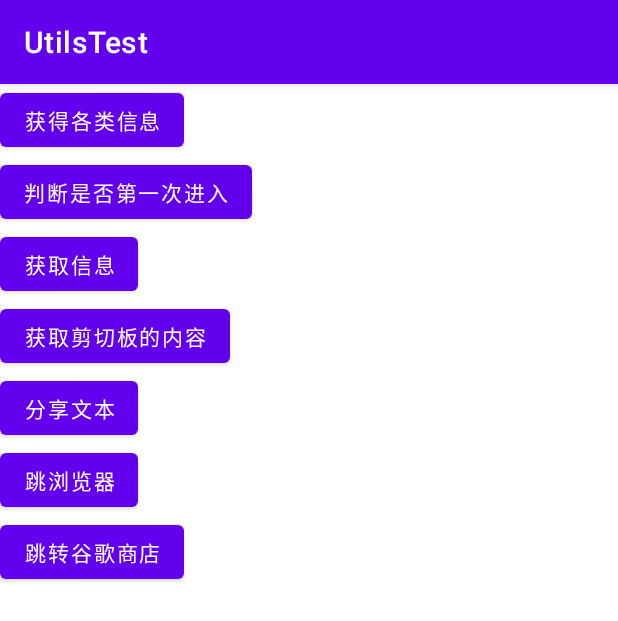
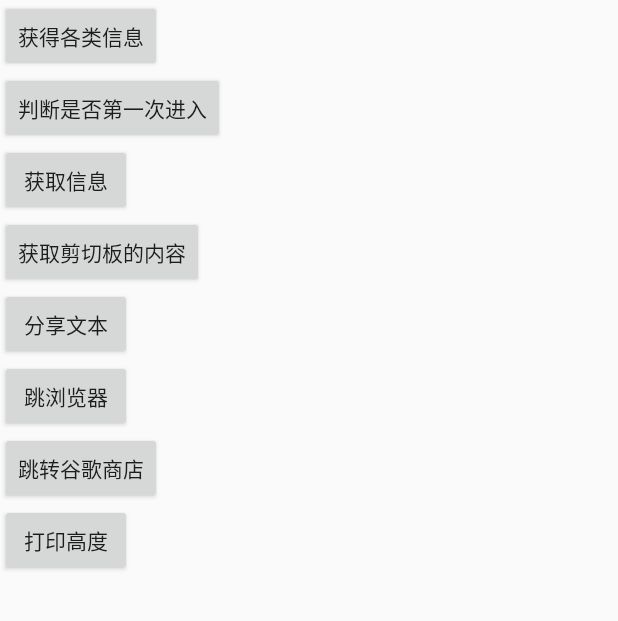
Before and after one commit to 18319557579/UtilsTest, an Android app: the screen it shows after launch (MainActivity), on a phone screen of 412 x 824 dp. Shown: the top 621 px of the screen. Run offline under Robolectric (Android 15) with nearby library versions, the phone set to English and light mode, and no system bars.

Commit message:
获得屏幕高度，导航栏高度，状态栏高度

```diff
--- a/app/src/main/java/com/hsf/utilstest/MainActivity.java
+++ b/app/src/main/java/com/hsf/utilstest/MainActivity.java
@@ -21,6 +21,7 @@ import com.hsf.utilstest.huangming.GetPhoneInfo;
 import com.hsf.utilstest.print.PrintLog;
 import com.hsf.utilstest.share.ShareTest;
 import com.hsf.utilstest.shore.StoreUtils;
+import com.hsf.utilstest.ui.ScreenUtils;
 
 import java.io.BufferedInputStream;
 import java.io.BufferedReader;
@@ -98,6 +99,24 @@ public class MainActivity extends AppCompatActivity {
             public void onClick(View view) {
                 //org.telegram.messenger
                 StoreUtils.launchAppDetail(MainActivity.this, "com.ruguoapp.jike", "com.heytap.market");
+            }
+        });
+
+        binding.btnHeight.setOnClickListener(new View.OnClickListener() {
+            @Override
+            public void onClick(View v) {
+                //物理高度
+                Log.d("Daisy", "屏幕高度1：" + GetPhoneInfo.getScreenHeight(MainActivity.this));
+                //当前高度，不包括状态栏和导航栏
+                Log.d("Daisy", "屏幕高度2：" + GetPhoneInfo.getDeviceHeight(MainActivity.this));
+
+
+                Log.d("Daisy", "导航栏高度：" + ScreenUtils.getNavigationBarHeight(MainActivity.this));
+
+                Log.d("Daisy", "判断是否有导航栏：" + ScreenUtils.hasNavBar(MainActivity.this));
+                Log.d("Daisy", "判断是否有导航栏(新)：" + ScreenUtils.isNavigationBarExist(MainActivity.this));
+
+                Log.d("Daisy", "获得状态栏高度：" + ScreenUtils.getStatusBarHeight(MainActivity.this));
             }
         });
 
--- a/app/src/main/java/com/hsf/utilstest/huangming/GetPhoneInfo.java
+++ b/app/src/main/java/com/hsf/utilstest/huangming/GetPhoneInfo.java
@@ -93,6 +93,8 @@ public class GetPhoneInfo {
 
     /**
      *获取设备高度(px)
+     *获取的是屏幕当前高度，不包括状态栏和导航栏。findx5p分辨率为3216*1400，当用手势导航栏时，
+     * 这里得到的是3088，当用按键导航栏时，这里得到的是2912
      */
     public static int getDeviceHeight(Context context) {//高度不包括状态栏
         return context.getResources().getDisplayMetrics().heightPixels;
@@ -101,6 +103,7 @@ public class GetPhoneInfo {
     /**
      * 屏幕高度
      * @return the height of screen, in pixel
+     * 获取的高度为屏幕的物理高度，findx5p分辨率为3216*1400，这里得到的高度为3216
      */
     public static int getScreenHeight(Context context) {//获取高度为实际高度（包括了状态栏高度）
         WindowManager wm = (WindowManager) context.getSystemService(Context.WINDOW_SERVICE);
--- a/app/src/main/res/layout/activity_main.xml
+++ b/app/src/main/res/layout/activity_main.xml
@@ -49,6 +49,12 @@
         android:layout_height="wrap_content"
         android:text="跳转谷歌商店"/>
 
+    <Button
+        android:id="@+id/btn_height"
+        android:layout_width="wrap_content"
+        android:layout_height="wrap_content"
+        android:text="打印高度" />
+
 
 
 </LinearLayout>
--- a/app/src/main/res/values/themes.xml
+++ b/app/src/main/res/values/themes.xml
@@ -1,6 +1,6 @@
 <resources xmlns:tools="http://schemas.android.com/tools">
     <!-- Base application theme. -->
-    <style name="Theme.UtilsTest" parent="Theme.MaterialComponents.DayNight.DarkActionBar">
+    <style name="Theme.UtilsTest" parent="Theme.MaterialComponents.DayNight.NoActionBar.Bridge">
         <!-- Primary brand color. -->
         <item name="colorPrimary">@color/purple_500</item>
         <item name="colorPrimaryVariant">@color/purple_700</item>
```
Also changed, not shown: app/src/main/java/com/hsf/utilstest/ui/ScreenUtils.java (added, +107 -0 lines).
